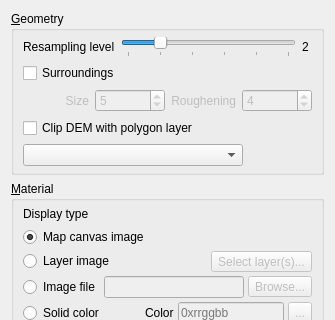
The window that ui/demproperties.ui (minorua/Qgis2threejs) describes before a commit, drawn with Qt 5; both pictures show x 0 to 335 and y 0 to 320 of the 335 by 533 pixel window.
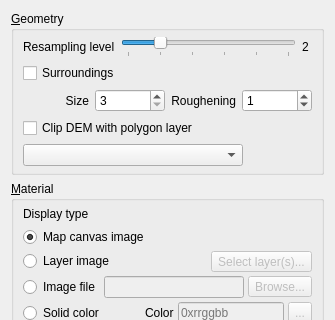
The same window after the commit.

Commit message: DEM: change default surroundings settings

```diff
--- a/ui/demproperties.ui
+++ b/ui/demproperties.ui
@@ -94,9 +94,6 @@
          <layout class="QGridLayout" name="gridLayout_Surroundings">
           <item row="0" column="2">
            <widget class="QLabel" name="label_3">
-            <property name="enabled">
-             <bool>false</bool>
-            </property>
             <property name="text">
              <string>Roughening</string>
             </property>
@@ -107,18 +104,12 @@
           </item>
           <item row="0" column="3">
            <widget class="QSpinBox" name="spinBox_Roughening">
-            <property name="enabled">
-             <bool>false</bool>
-            </property>
             <property name="minimumSize">
              <size>
               <width>70</width>
               <height>0</height>
              </size>
             </property>
-            <property name="minimum">
-             <number>2</number>
-            </property>
             <property name="maximum">
              <number>64</number>
             </property>
@@ -126,15 +117,12 @@
              <number>4</number>
             </property>
             <property name="value">
-             <number>4</number>
+             <number>1</number>
             </property>
            </widget>
           </item>
           <item row="0" column="1">
            <widget class="QSpinBox" name="spinBox_Size">
-            <property name="enabled">
-             <bool>false</bool>
-            </property>
             <property name="minimumSize">
              <size>
               <width>70</width>
@@ -151,15 +139,12 @@
              <number>2</number>
             </property>
             <property name="value">
-             <number>5</number>
+             <number>3</number>
             </property>
            </widget>
           </item>
           <item row="0" column="0">
            <widget class="QLabel" name="label_2">
-            <property name="enabled">
-             <bool>false</bool>
-            </property>
             <property name="text">
              <string>Size</string>
             </property>
```
Left out of the diff: 3 changed lines with no effect on the pictures. The commit also changes 1 other file.
